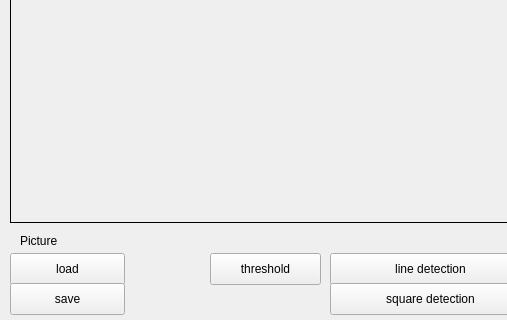
First picture: the form in ui/mainwindow.ui, repository najlepsiwebdesigner/opencv-lab, before the edit; both pictures show x 0 to 507 and y 267 to 587 of the 658 by 587 pixel window.
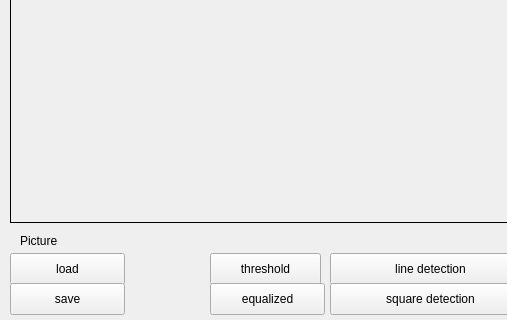
Second picture: the form after the edit.

The edit to the form file:
```diff
--- a/ui/mainwindow.ui
+++ b/ui/mainwindow.ui
@@ -160,6 +160,19 @@
      <string>square detection</string>
     </property>
    </widget>
+   <widget class="QPushButton" name="showEqualized">
+    <property name="geometry">
+     <rect>
+      <x>210</x>
+      <y>550</y>
+      <width>115</width>
+      <height>32</height>
+     </rect>
+    </property>
+    <property name="text">
+     <string>equalized</string>
+    </property>
+   </widget>
   </widget>
  </widget>
  <resources/>
```
